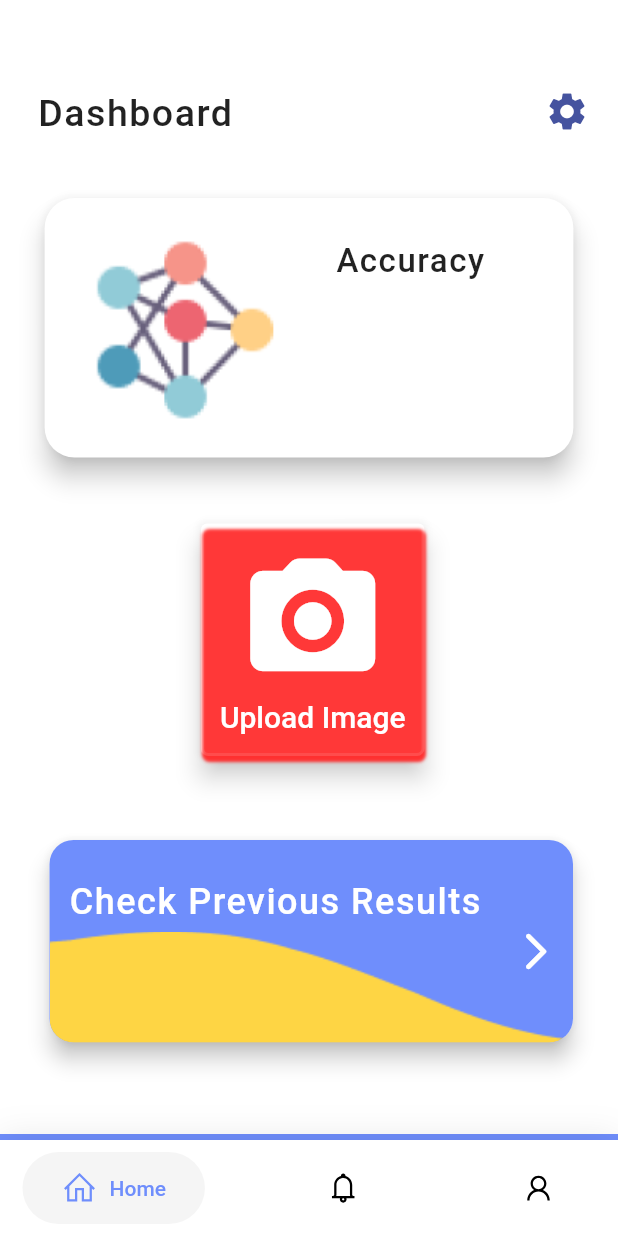
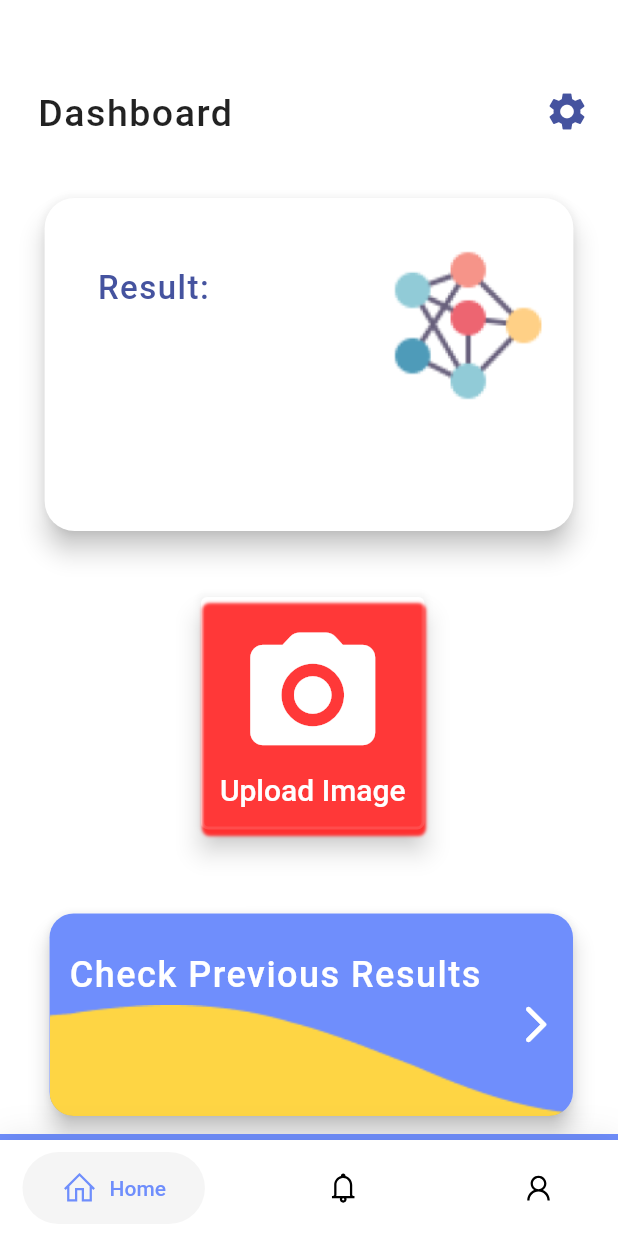
Before and after one commit to ParvathiRajpal/anemia_project_app, a Flutter app: the Home screen opened by its route, on a phone screen of 412 x 824 dp. Run offline on Flutter 3.47's test engine with Material 2 defaults, Android fonts, the phone set to English and light mode, and no system bars; drawn by our look-alikes of google_nav_bar; our stand-ins replace flutter_svg, image_picker, line_icons, logger, shared_preferences; missing offline and left inert: tflite_flutter_helper_plus, tflite_flutter_plus; accounts and stored records are empty; Roboto replaces fonts that are missing (Raleway-Regular, Roboto-Medium); project files that could hold a hidden picture were left out.

Commit message:
UI tweaks and miscellaneous edits.

```diff
--- a/lib/Home.dart
+++ b/lib/Home.dart
@@ -13,7 +13,6 @@ import 'package:anemia_project_app/classifier/classifier_holder.dart';
 import 'package:logger/logger.dart';
 import 'package:shared_preferences/shared_preferences.dart';
 import 'package:tflite_flutter_helper_plus/tflite_flutter_helper_plus.dart';
-import 'classifier/accuracy.dart';
 import 'classifier/classifier.dart';
 import 'components/result.dart';
 import 'image_model.dart';
@@ -36,11 +35,9 @@ class Home extends StatefulWidget {
 class _HomeState extends State<Home> {
   WidgetMarker selectedCard = WidgetMarker.One;
   bool _isButtonPressed = false;
-  double? accuracy;
   var logger = Logger();
   late File _image;
-  // late List _results;
-  // late final double? accuracy;
+  bool _isLoaded = false;
   bool imageSelect=false;
 
   Category? category;
@@ -59,6 +56,7 @@ class _HomeState extends State<Home> {
   async {
     // final SharedPreferences prefs = await _prefs;
     setState(() {
+      _isLoaded = false;
       _image=image;
       imageSelect=true;
       _predict();
@@ -72,12 +70,9 @@ class _HomeState extends State<Home> {
 
     setState(() {
       category = pred as Category?;
+      _isLoaded = true;
     });
-
-
-    String imagePath = 'assets/images/${category?.label}/';
-    accuracy = await evaluate(_classifier,imagePath,"${category?.label}");
-    accuracy=(accuracy!*100)!;
+    print(category?.label);
   }
 
   @override
@@ -129,7 +124,9 @@ class _HomeState extends State<Home> {
                     ),
                   ),
                   accuracyCard(
-                    accuracy: accuracy,
+                    anemia: category?.label=='ida'?"detected":"nil",
+                    category: category?.label=='ida'?"${category?.label}":"normal",
+                    isLoaded:_isLoaded ,
                   ),
                   Expanded(
                     child: SingleChildScrollView(
@@ -218,12 +215,7 @@ class _HomeState extends State<Home> {
       case WidgetMarker.Three:
         return summary(
           imagePath: imagePath,
-          maxLines: 5,
-          anemia: category?.label=='ida'?"detected":"nil",
           onPress: () {},
-          t1: "${category?.score.toStringAsFixed(3)}",
-          text:
-          "${category?.label}",
         );
     }
   }
--- a/lib/classifier/classifier.dart
+++ b/lib/classifier/classifier.dart
@@ -130,6 +130,7 @@ abstract class Classifier {
 
     // final SharedPreferences prefs = await _prefs;
      // prefs.setDouble("accuracy", accuracy);
+    print(labeledProb);
      print(predictedClass);
       return Category(predictedClass, labeledProb);
 
--- a/lib/components/Accuracy_card.dart
+++ b/lib/components/Accuracy_card.dart
@@ -1,12 +1,19 @@
 import 'dart:math' as math;
+import 'package:anemia_project_app/components/prop_value_text.dart';
+import 'package:anemia_project_app/components/prop_value_widget.dart';
 import 'package:flutter/material.dart';
 import 'package:flutter_svg/flutter_svg.dart';
 import 'dart:core';
+import '../constants.dart';
+
 
 class accuracyCard extends StatefulWidget {
-  double? accuracy;
+  String category;
+  String anemia;
+  bool isLoaded;
 
-  accuracyCard({required this.accuracy, Key? key}) : super(key: key);
+
+  accuracyCard({ required this.anemia,required this.category,required this.isLoaded, Key? key}) : super(key: key);
 
   @override
   State<accuracyCard> createState() => _accuracyCardState();
@@ -16,6 +23,7 @@ class _accuracyCardState extends State<accuracyCard> {
   @override
   Widget build(BuildContext context) {
     return Container(
+      height: 230,
       width: 7 * MediaQuery.of(context).size.width / 8,
       margin: const EdgeInsets.only(left: 22, right: 22,top: 15, bottom: 20),
       child: Card(
@@ -25,14 +33,32 @@ class _accuracyCardState extends State<accuracyCard> {
         ),
         child: Padding(
           padding:
-              const EdgeInsets.only(top: 10, left: 14, right: 18, bottom: 25),
-          child: Row(
-            crossAxisAlignment: CrossAxisAlignment.start,
-            children: [
-              Container(
-                margin: EdgeInsets.only(left: 20, top: 18),
-                  width: 120,
-                  height: 120,
+              const EdgeInsets.only(top: 10,left:35,right: 10, bottom: 25),
+          child: Stack(
+            children:<Widget>[
+              Align(
+                alignment: Alignment.topLeft,
+                child: Container(
+                  margin: EdgeInsets.only(top: 40),
+                  child: Text(
+                    'Result: ',
+                    textAlign: TextAlign.left,
+                    style: TextStyle(
+                        fontSize: 22,
+                        fontFamily: 'Raleway-Regular',
+                        letterSpacing: 1,
+                        fontWeight: FontWeight.w500,
+                        color: Color(0xff45539F),
+                        height: 1),
+                  ),
+                ),
+              ),
+              Align(
+                alignment: Alignment.topRight,
+                child: Container(
+                  margin: EdgeInsets.only(right: 10, top: 25),
+                  width: 100,
+                  height: 100,
                   decoration: BoxDecoration(
                     borderRadius: BorderRadius.circular(10),
                     image: DecorationImage(
@@ -40,38 +66,40 @@ class _accuracyCardState extends State<accuracyCard> {
                       fit: BoxFit.fitHeight,
                     ),
                   ),
+                ),
               ),
-              Column(
-                children: [
-                  Container(
-                    margin: EdgeInsets.only(left: 40, top: 22),
-                    child: Text(
-                      'Accuracy',
-                      textAlign: TextAlign.left,
-                      style: TextStyle(
-                          fontFamily: 'Raleway-Regular',
-                          fontSize: 22,
-                          letterSpacing: 1,
-                          fontWeight: FontWeight.normal,
-                          color: Colors.black87,
-                          height: 1),
+              Positioned(
+                top:100,
+                 left: 2,
+                child: propValueWidget(
+                  widget1:  textProperty(
+                    t: widget.isLoaded?'Anemia:':'',
+                    c: black,
+                  ),
+                  widget2: textValue(
+                    t: widget.isLoaded?widget.anemia:'',
+                    c: widget.anemia=='detected'?Colors.red:black,
+                  ),
+                ),
+              ),
+              Positioned(
+               top:80,
+                left: 2,
+                child: Container(
+                  margin: const EdgeInsets.only(
+                      top: 65),
+                  child: propValueWidget(
+                    widget1:  textProperty(
+                      t: widget.isLoaded?'Predicted Class:':'',
+                      c: black,
+                    ),
+                    widget2: textValue(
+                      t: widget.isLoaded?widget.category:'',
+                      c: black,
                     ),
                   ),
-                  Container(
-                    margin: EdgeInsets.only(left: 40, top: 25),
-                    child: Text(
-                      widget.accuracy!=null?'${widget.accuracy} %':'',
-                      textAlign: TextAlign.left,
-                      style: TextStyle(
-                          fontSize: 22,
-                          letterSpacing: 1,
-                          fontWeight: FontWeight.normal,
-                          color: Colors.black87,
-                          height: 1),
-                    ),
-                  ),
-                ],
-              ),
+                ),
+              )
             ],
           ),
         ),
--- a/lib/components/prop_value_widget.dart
+++ b/lib/components/prop_value_widget.dart
@@ -8,10 +8,13 @@ class propValueWidget extends StatelessWidget {
   @override
   Widget build(BuildContext context) {
     return Row(
-      mainAxisAlignment: MainAxisAlignment.spaceBetween,
+      // mainAxisAlignment: MainAxisAlignment.spaceBetween,
       children: [
         widget1,
-        widget2
+        Padding(
+          padding: const EdgeInsets.only(left: 8),
+          child: widget2,
+        )
       ],
     );
   }
```
Also changed, not shown: lib/components/ImageListTile.dart (+33 -10 lines), lib/components/image.dart (added, +28 -0 lines), lib/components/result.dart (+9 -58 lines), lib/image_model.dart (added, +33 -0 lines).
